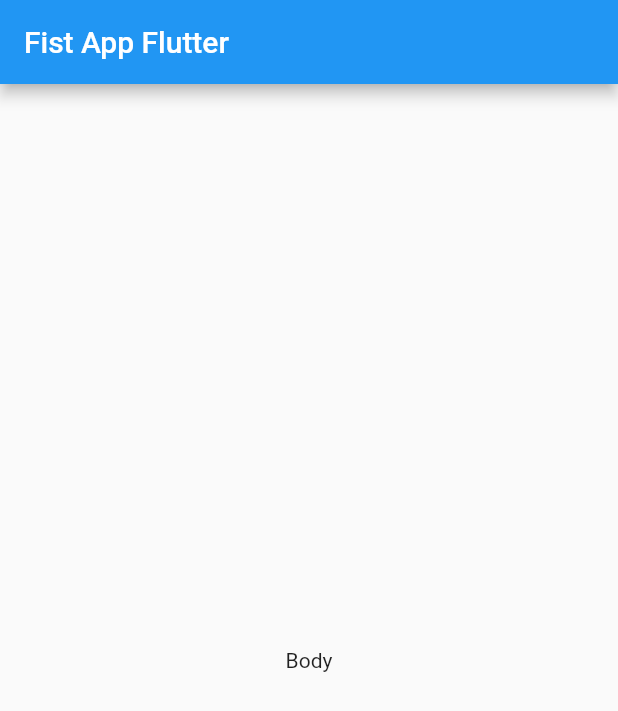
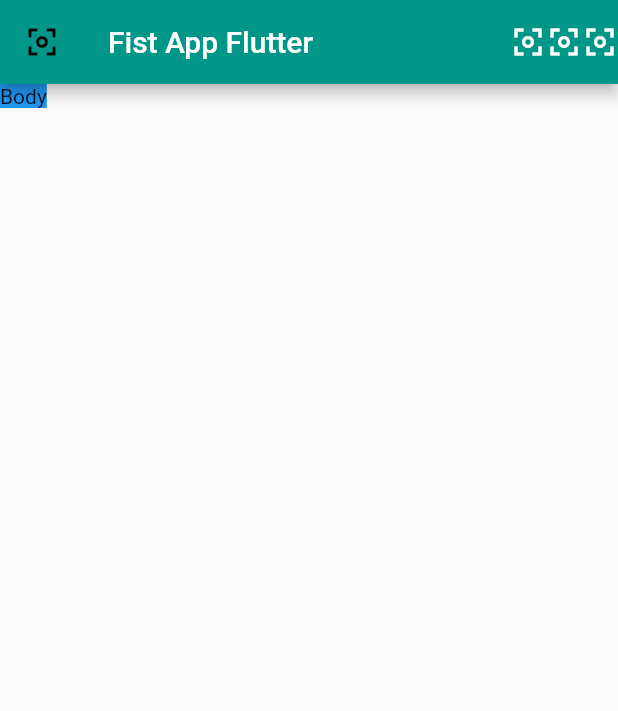
Before and after one commit to ELMEHDIFATHI/Flutter-PART1, a Flutter app: the screen it shows after launch, on a phone screen of 412 x 824 dp. Shown: the top 711 px of the screen. Run offline on Flutter 3.47's test engine with Material 2 defaults, Android fonts, the phone set to English and light mode, and no system bars.

Commit message:
container

```diff
--- a/flutter_application_1/lib/lesson_one.dart
+++ b/flutter_application_1/lib/lesson_one.dart
@@ -5,9 +5,23 @@ class LessonOne extends StatelessWidget {
   @override
   Widget build(BuildContext context) {
     return MaterialApp(
+      debugShowCheckedModeBanner: false,
       home: Scaffold(
-          appBar: AppBar(title: Text("Fist App Flutter")),
-          body: const Center(
+          appBar: AppBar(
+            backgroundColor: Colors.teal,
+            leading: const Icon(
+              Icons.center_focus_weak_sharp,
+              color: Colors.black,
+            ),
+            title: const Text("Fist App Flutter"),
+            actions: const [
+              Icon(Icons.center_focus_weak_sharp),
+              Icon(Icons.center_focus_weak_sharp),
+              Icon(Icons.center_focus_weak_sharp),
+            ],
+          ),
+          body: Container(
+            color: Colors.blue,
             child: Text("Body"),
           )),
     );
```
